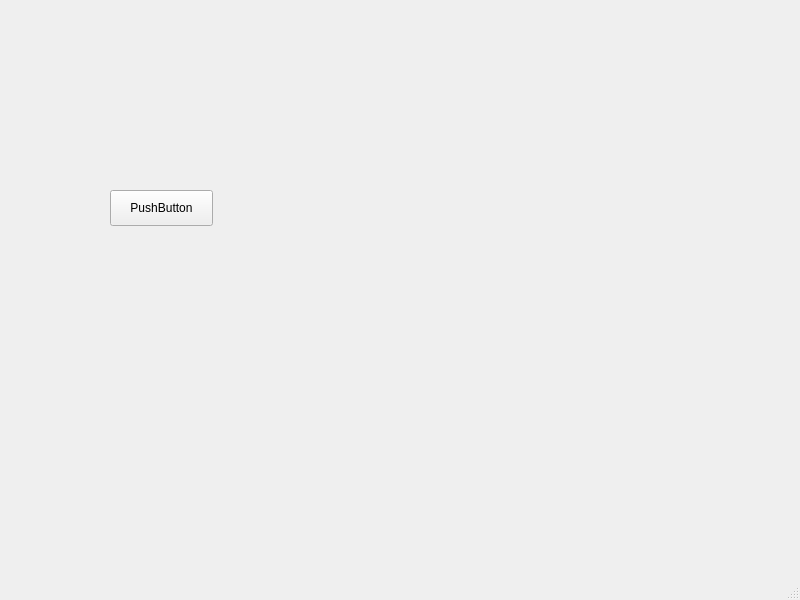
Old version of the form src/ui/ui_files/albionameliore.ui in the repository Karsteski/AlbionAmeliore.
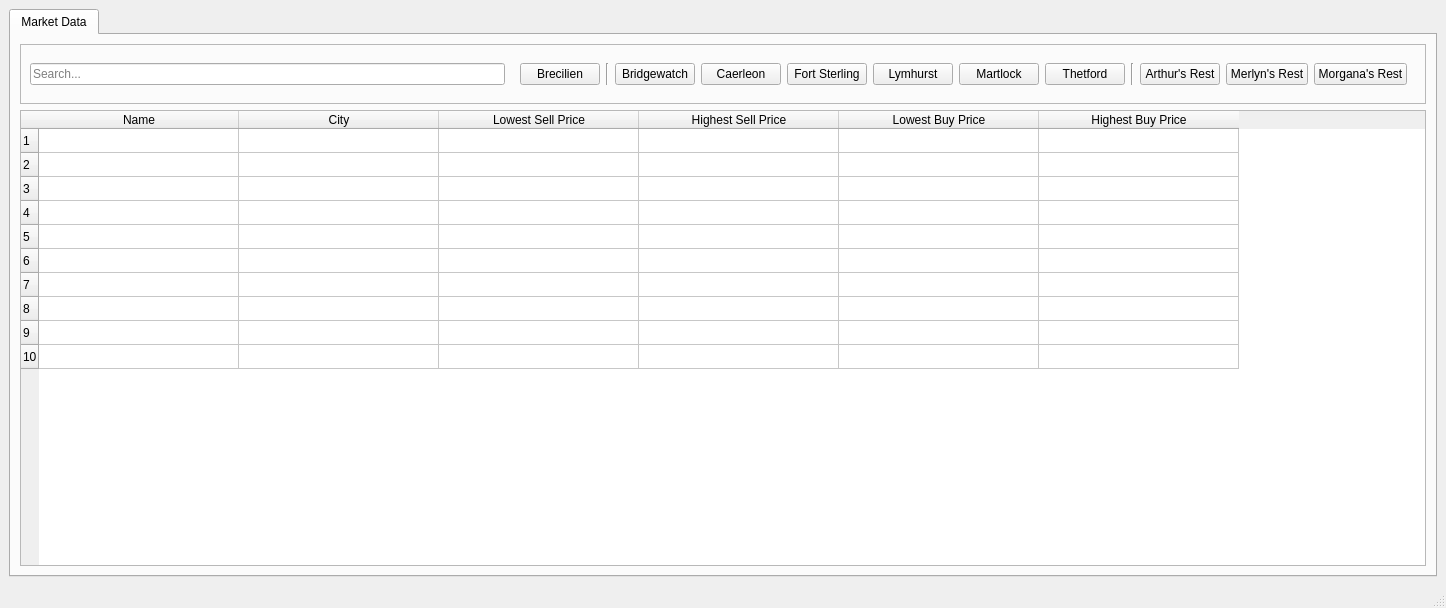
New version of the form.

Commit message: Finished mvp UI

```diff
--- a/src/ui/ui_files/albionameliore.ui
+++ b/src/ui/ui_files/albionameliore.ui
@@ -6,27 +6,276 @@
    <rect>
     <x>0</x>
     <y>0</y>
-    <width>800</width>
-    <height>600</height>
+    <width>1438</width>
+    <height>608</height>
    </rect>
   </property>
   <property name="windowTitle">
    <string>MainWindow</string>
   </property>
-  <widget class="QWidget" name="centralwidget">
-   <widget class="QPushButton" name="pushButton">
-    <property name="geometry">
-     <rect>
-      <x>110</x>
-      <y>190</y>
-      <width>103</width>
-      <height>36</height>
-     </rect>
-    </property>
-    <property name="text">
-     <string>PushButton</string>
-    </property>
-   </widget>
+  <widget class="QWidget" name="centralWidget">
+   <layout class="QVBoxLayout" name="verticalLayout_2">
+    <item>
+     <widget class="QTabWidget" name="mainTabWidget">
+      <property name="tabPosition">
+       <enum>QTabWidget::North</enum>
+      </property>
+      <property name="currentIndex">
+       <number>0</number>
+      </property>
+      <widget class="QWidget" name="tabMarketData">
+       <attribute name="title">
+        <string>Market Data</string>
+       </attribute>
+       <layout class="QVBoxLayout" name="verticalLayout">
+        <item>
+         <widget class="QFrame" name="frameMarketDataSearch">
+          <property name="frameShape">
+           <enum>QFrame::StyledPanel</enum>
+          </property>
+          <property name="frameShadow">
+           <enum>QFrame::Raised</enum>
+          </property>
+          <layout class="QHBoxLayout" name="horizontalLayout">
+           <item>
+            <widget class="QLineEdit" name="lineMarketDataSearch">
+             <property name="autoFillBackground">
+              <bool>false</bool>
+             </property>
+             <property name="placeholderText">
+              <string>Search...</string>
+             </property>
+            </widget>
+           </item>
+           <item>
+            <widget class="QFrame" name="frameMarketDataSearchButtons">
+             <property name="frameShape">
+              <enum>QFrame::NoFrame</enum>
+             </property>
+             <property name="frameShadow">
+              <enum>QFrame::Plain</enum>
+             </property>
+             <property name="lineWidth">
+              <number>0</number>
+             </property>
+             <layout class="QHBoxLayout" name="horizontalLayout_3">
+              <item>
+               <widget class="QPushButton" name="btnMarketDataBrecilien">
+                <property name="text">
+                 <string>Brecilien</string>
+                </property>
+                <property name="checkable">
+                 <bool>true</bool>
+                </property>
+               </widget>
+              </item>
+              <item>
+               <widget class="Line" name="lineMarketDataSearchButtons1">
+                <property name="orientation">
+                 <enum>Qt::Vertical</enum>
+                </property>
+               </widget>
+              </item>
+              <item>
+               <widget class="QPushButton" name="btnMarketDataBridgewatch">
+                <property name="text">
+                 <string>Bridgewatch</string>
+                </property>
+                <property name="checkable">
+                 <bool>true</bool>
+                </property>
+               </widget>
+              </item>
+              <item>
+               <widget class="QPushButton" name="btnMarketDataCaerleon">
+                <property name="text">
+                 <string>Caerleon</string>
+                </property>
+                <property name="checkable">
+                 <bool>true</bool>
+                </property>
+               </widget>
+              </item>
+              <item>
+               <widget class="QPushButton" name="btnMarketDataFortSterling">
+                <property name="text">
+                 <string>Fort Sterling</string>
+                </property>
+                <property name="checkable">
+                 <bool>true</bool>
+                </property>
+               </widget>
+              </item>
+              <item>
+               <widget class="QPushButton" name="btnMarketDataLymhurst">
+                <property name="text">
+                 <string>Lymhurst</string>
+                </property>
+                <property name="checkable">
+                 <bool>true</bool>
+                </property>
+               </widget>
+              </item>
+              <item>
+               <widget class="QPushButton" name="btnMarketDataMartlock">
+                <property name="text">
+                 <string>Martlock</string>
+                </property>
+                <property name="checkable">
+                 <bool>true</bool>
+                </property>
+               </widget>
+              </item>
+              <item>
+               <widget class="QPushButton" name="btnMarketDataThetford">
+                <property name="text">
+                 <string>Thetford</string>
+                </property>
+                <property name="checkable">
+                 <bool>true</bool>
+                </property>
+               </widget>
+              </item>
+              <item>
+               <widget class="Line" name="lineMarketDataSearchButtons2">
+                <property name="orientation">
+                 <enum>Qt::Vertical</enum>
+                </property>
+               </widget>
+              </item>
+              <item>
+               <widget class="QPushButton" name="btnMarketDataArthursRest">
+                <property name="text">
+                 <string>Arthur's Rest</string>
+                </property>
+                <property name="checkable">
+                 <bool>true</bool>
+                </property>
+               </widget>
+              </item>
+              <item>
+               <widget class="QPushButton" name="btnMarketDataMerlynsRest">
+                <property name="text">
+                 <string>Merlyn's Rest</string>
+                </property>
+                <property name="checkable">
+                 <bool>true</bool>
+                </property>
+               </widget>
+              </item>
+              <item>
+               <widget class="QPushButton" name="btnMarketDataMorganasRest">
+                <property name="text">
+                 <string>Morgana's Rest</string>
+                </property>
+                <property name="checkable">
+                 <bool>true</bool>
+                </property>
+               </widget>
+              </item>
+             </layout>
+            </widget>
+           </item>
+          </layout>
+         </widget>
+        </item>
+        <item>
+         <widget class="QTableWidget" name="tableMarketData">
+          <property name="minimumSize">
+           <size>
+            <width>1406</width>
+            <height>407</height>
+           </size>
+          </property>
+          <property name="frameShape">
+           <enum>QFrame::StyledPanel</enum>
+          </property>
+          <property name="wordWrap">
+           <bool>false</bool>
+          </property>
+          <property name="rowCount">
+           <number>10</number>
+          </property>
+          <property name="columnCount">
+           <number>6</number>
+          </property>
+          <attribute name="horizontalHeaderVisible">
+           <bool>true</bool>
+          </attribute>
+          <attribute name="horizontalHeaderCascadingSectionResizes">
+           <bool>true</bool>
+          </attribute>
+          <attribute name="horizontalHeaderMinimumSectionSize">
+           <number>200</number>
+          </attribute>
+          <attribute name="horizontalHeaderDefaultSectionSize">
+           <number>200</number>
+          </attribute>
+          <attribute name="horizontalHeaderShowSortIndicator" stdset="0">
+           <bool>false</bool>
+          </attribute>
+          <attribute name="horizontalHeaderStretchLastSection">
+           <bool>false</bool>
+          </attribute>
+          <attribute name="verticalHeaderCascadingSectionResizes">
+           <bool>false</bool>
+          </attribute>
+          <attribute name="verticalHeaderMinimumSectionSize">
+           <number>24</number>
+          </attribute>
+          <attribute name="verticalHeaderDefaultSectionSize">
+           <number>24</number>
+          </attribute>
+          <attribute name="verticalHeaderStretchLastSection">
+           <bool>false</bool>
+          </attribute>
+          <row/>
+          <row/>
+          <row/>
+          <row/>
+          <row/>
+          <row/>
+          <row/>
+          <row/>
+          <row/>
+          <row/>
+          <column>
+           <property name="text">
+            <string>Name</string>
+           </property>
+          </column>
+          <column>
+           <property name="text">
+            <string>City</string>
+           </property>
+          </column>
+          <column>
+           <property name="text">
+            <string>Lowest Sell Price</string>
+           </property>
+          </column>
+          <column>
+           <property name="text">
+            <string>Highest Sell Price</string>
+           </property>
+          </column>
+          <column>
+           <property name="text">
+            <string>Lowest Buy Price</string>
+           </property>
+          </column>
+          <column>
+           <property name="text">
+            <string>Highest Buy Price</string>
+           </property>
+          </column>
+         </widget>
+        </item>
+       </layout>
+      </widget>
+     </widget>
+    </item>
+   </layout>
   </widget>
   <widget class="QMenuBar" name="menubar">
    <property name="geometry">
```
Left out of the diff: 2 changed lines with no effect on the pictures. The commit also changes 3 other files.
